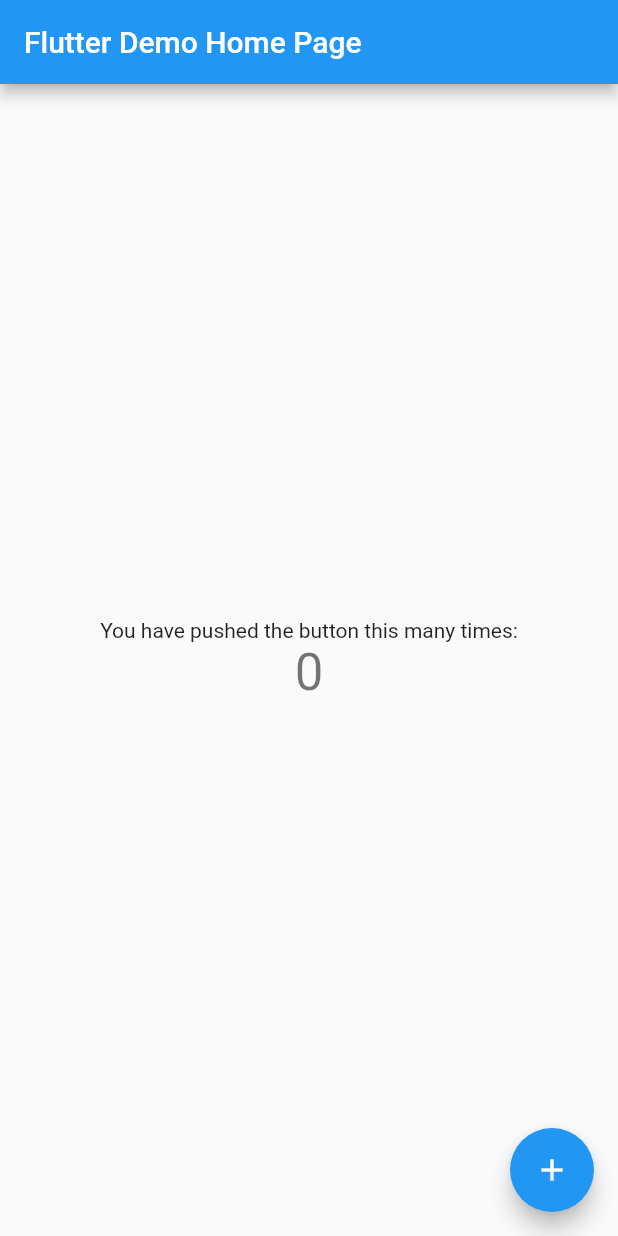
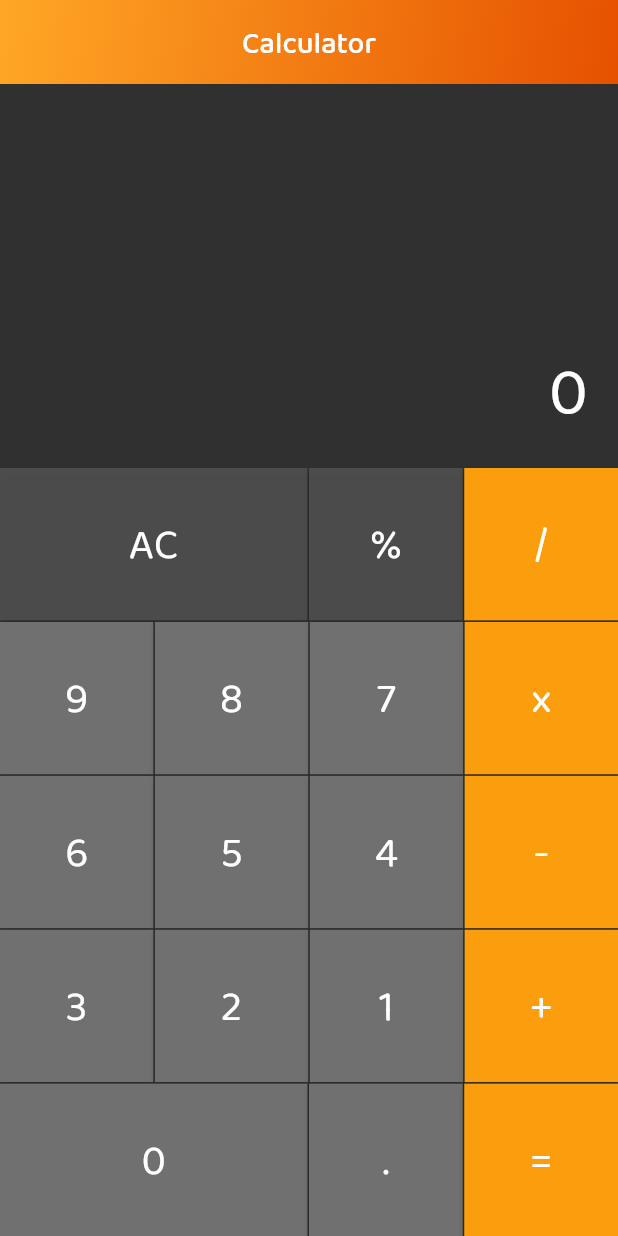
Before and after one commit to caiquesilvahue/calculator, a Flutter app: the screen it shows after launch, on a phone screen of 412 x 824 dp. Run offline on Flutter 3.47's test engine with Material 2 defaults, Android fonts, the phone set to English and light mode, and no system bars.

Commit message:
Feature/Calculator v.1

```diff
--- /dev/null
+++ b/lib/app_theme.dart
@@ -0,0 +1,20 @@
+import 'package:flutter/material.dart';
+
+final ThemeData appTheme = ThemeData(
+  fontFamily: 'BalooChettan2',
+  textTheme: const TextTheme(
+    headline4: TextStyle(color: Colors.white, fontSize: 45),
+    headline5: TextStyle(color: Colors.white, fontSize: 28),
+  ),
+  elevatedButtonTheme: ElevatedButtonThemeData(
+    style: ButtonStyle(
+        padding: MaterialStateProperty.all(EdgeInsets.zero),
+        shape: MaterialStateProperty.all(const RoundedRectangleBorder(
+          borderRadius: BorderRadius.zero,
+        ))),
+  ),
+);
+
+const Color topButtonColor = Color.fromARGB(216, 82, 82, 82);
+const Color functionButtonColor = Color.fromRGBO(250, 158, 13, 1);
+const Color numberButtonColor = Color.fromRGBO(112, 112, 112, 50);
--- /dev/null
+++ b/lib/components/button.dart
@@ -0,0 +1,49 @@
+import 'package:flutter/material.dart';
+
+import '../app_theme.dart';
+
+class Button extends StatelessWidget {
+  final String? text;
+  final bool big;
+  final Color color;
+  final void Function(String)? callBack;
+
+  const Button({
+    super.key,
+    required this.text,
+    this.big = false,
+    this.color = numberButtonColor,
+    required this.callBack,
+  });
+
+  const Button.big({
+    super.key,
+    required this.text,
+    this.big = true,
+    this.color = topButtonColor,
+    required this.callBack,
+  });
+
+  const Button.operation({
+    super.key,
+    required this.text,
+    this.big = false,
+    this.color = functionButtonColor,
+    required this.callBack,
+  });
+
+  @override
+  Widget build(BuildContext context) {
+    return Expanded(
+      flex: big ? 2 : 1,
+      child: ElevatedButton(
+        style: ButtonStyle(backgroundColor: MaterialStateProperty.all(color)),
+        child: Text(
+          text!,
+          style: Theme.of(context).textTheme.headline5,
+        ),
+        onPressed: () => callBack!(text!),
+      ),
+    );
+  }
+}
--- /dev/null
+++ b/lib/components/button_row.dart
@@ -0,0 +1,23 @@
+import 'package:flutter/material.dart';
+
+import 'button.dart';
+
+class ButtonRow extends StatelessWidget {
+  final List<Button>? buttons;
+  const ButtonRow({super.key, this.buttons});
+
+  @override
+  Widget build(BuildContext context) {
+    return Expanded(
+      child: Row(
+        crossAxisAlignment: CrossAxisAlignment.stretch,
+        children: buttons!.fold(<Widget>[], (list, button) {
+          list.isEmpty
+              ? list.add(button)
+              : list.addAll([const SizedBox(width: 1), button]);
+          return list;
+        }),
+      ),
+    );
+  }
+}
--- /dev/null
+++ b/lib/components/display.dart
@@ -0,0 +1,24 @@
+import 'package:flutter/material.dart';
+
+class Display extends StatelessWidget {
+  final String? text;
+  const Display({super.key, this.text});
+
+  @override
+  Widget build(BuildContext context) {
+    return Expanded(
+      child: Container(
+        color: Colors.grey[850],
+        alignment: Alignment.bottomRight,
+        padding: const EdgeInsets.all(20),
+        child: FittedBox(
+          fit: BoxFit.fill,
+          child: Text(
+            text!,
+            style: Theme.of(context).textTheme.headline4,
+          ),
+        ),
+      ),
+    );
+  }
+}
--- /dev/null
+++ b/lib/components/keyboard.dart
@@ -0,0 +1,66 @@
+import 'package:flutter/material.dart';
+
+import '../app_theme.dart';
+import 'button.dart';
+import 'button_row.dart';
+
+class Keyboard extends StatelessWidget {
+  final void Function(String)? callBack;
+  const Keyboard({super.key, this.callBack});
+
+  @override
+  Widget build(BuildContext context) {
+    return Expanded(
+        flex: 2,
+        child: Column(
+          children: [
+            ButtonRow(
+              buttons: [
+                Button.big(text: 'AC', callBack: callBack),
+                Button(text: '%', color: topButtonColor, callBack: callBack),
+                Button.operation(text: '/', callBack: callBack),
+              ],
+            ),
+            const SizedBox(height: 1),
+            ButtonRow(
+              buttons: [
+                Button(text: '9', callBack: callBack),
+                Button(text: '8', callBack: callBack),
+                Button(text: '7', callBack: callBack),
+                Button.operation(text: 'x', callBack: callBack),
+              ],
+            ),
+            const SizedBox(height: 1),
+            ButtonRow(
+              buttons: [
+                Button(text: '6', callBack: callBack),
+                Button(text: '5', callBack: callBack),
+                Button(text: '4', callBack: callBack),
+                Button.operation(text: '-', callBack: callBack),
+              ],
+            ),
+            const SizedBox(height: 1),
+            ButtonRow(
+              buttons: [
+                Button(text: '3', callBack: callBack),
+                Button(text: '2', callBack: callBack),
+                Button(text: '1', callBack: callBack),
+                Button.operation(text: '+', callBack: callBack),
+              ],
+            ),
+            const SizedBox(height: 1),
+            ButtonRow(
+              buttons: [
+                Button.big(
+                    text: '0',
+                    big: true,
+                    color: numberButtonColor,
+                    callBack: callBack),
+                Button(text: '.', callBack: callBack),
+                Button.operation(text: '=', callBack: callBack),
+              ],
+            ),
+          ],
+        ));
+  }
+}
--- a/lib/main.dart
+++ b/lib/main.dart
@@ -1,115 +1,28 @@
 import 'package:flutter/material.dart';
+import 'package:flutter/services.dart';
+
+import 'app_theme.dart';
+import 'screens/calculator_page.dart';
 
 void main() {
   runApp(const MyApp());
+  SystemChrome.setSystemUIOverlayStyle(SystemUiOverlayStyle(
+      systemNavigationBarIconBrightness: Brightness.light,
+      systemNavigationBarColor: Colors.grey[850]));
 }
 
 class MyApp extends StatelessWidget {
   const MyApp({super.key});
 
-  // This widget is the root of your application.
   @override
   Widget build(BuildContext context) {
+    SystemChrome.setPreferredOrientations([DeviceOrientation.portraitUp]);
+
     return MaterialApp(
-      title: 'Flutter Demo',
-      theme: ThemeData(
-        // This is the theme of your application.
-        //
-        // Try running your application with "flutter run". You'll see the
-        // application has a blue toolbar. Then, without quitting the app, try
-        // changing the primarySwatch below to Colors.green and then invoke
-        // "hot reload" (press "r" in the console where you ran "flutter run",
-        // or simply save your changes to "hot reload" in a Flutter IDE).
-        // Notice that the counter didn't reset back to zero; the application
-        // is not restarted.
-        primarySwatch: Colors.blue,
-      ),
-      home: const MyHomePage(title: 'Flutter Demo Home Page'),
+      title: 'Calculator',
+      theme: appTheme,
+      home: const CalculatorPage(),
+      debugShowCheckedModeBanner: false,
     );
   }
 }
-
-class MyHomePage extends StatefulWidget {
-  const MyHomePage({super.key, required this.title});
-
-  // This widget is the home page of your application. It is stateful, meaning
-  // that it has a State object (defined below) that contains fields that affect
-  // how it looks.
-
-  // This class is the configuration for the state. It holds the values (in this
-  // case the title) provided by the parent (in this case the App widget) and
-  // used by the build method of the State. Fields in a Widget subclass are
-  // always marked "final".
-
-  final String title;
-
-  @override
-  State<MyHomePage> createState() => _MyHomePageState();
-}
-
-class _MyHomePageState extends State<MyHomePage> {
-  int _counter = 0;
-
-  void _incrementCounter() {
-    setState(() {
-      // This call to setState tells the Flutter framework that something has
-      // changed in this State, which causes it to rerun the build method below
-      // so that the display can reflect the updated values. If we changed
-      // _counter without calling setState(), then the build method would not be
-      // called again, and so nothing would appear to happen.
-      _counter++;
-    });
-  }
-
-  @override
-  Widget build(BuildContext context) {
-    // This method is rerun every time setState is called, for instance as done
-    // by the _incrementCounter method above.
-    //
-    // The Flutter framework has been optimized to make rerunning build methods
-    // fast, so that you can just rebuild anything that needs updating rather
-    // than having to individually change instances of widgets.
-    return Scaffold(
-      appBar: AppBar(
-        // Here we take the value from the MyHomePage object that was created by
-        // the App.build method, and use it to set our appbar title.
-        title: Text(widget.title),
-      ),
-      body: Center(
-        // Center is a layout widget. It takes a single child and positions it
-        // in the middle of the parent.
-        child: Column(
-          // Column is also a layout widget. It takes a list of children and
-          // arranges them vertically. By default, it sizes itself to fit its
-          // children horizontally, and tries to be as tall as its parent.
-          //
-          // Invoke "debug painting" (press "p" in the console, choose the
-          // "Toggle Debug Paint" action from the Flutter Inspector in Android
-          // Studio, or the "Toggle Debug Paint" command in Visual Studio Code)
-          // to see the wireframe for each widget.
-          //
-          // Column has various properties to control how it sizes itself and
-          // how it positions its children. Here we use mainAxisAlignment to
-          // center the children vertically; the main axis here is the vertical
-          // axis because Columns are vertical (the cross axis would be
-          // horizontal).
-          mainAxisAlignment: MainAxisAlignment.center,
-          children: <Widget>[
-            const Text(
-              'You have pushed the button this many times:',
-            ),
-            Text(
-              '$_counter',
-              style: Theme.of(context).textTheme.headline4,
-            ),
-          ],
-        ),
-      ),
-      floatingActionButton: FloatingActionButton(
-        onPressed: _incrementCounter,
-        tooltip: 'Increment',
-        child: const Icon(Icons.add),
-      ), // This trailing comma makes auto-formatting nicer for build methods.
-    );
-  }
-}
--- /dev/null
+++ b/lib/screens/calculator_page.dart
@@ -0,0 +1,49 @@
+import 'package:flutter/material.dart';
+
+import '../components/display.dart';
+import '../components/keyboard.dart';
+import '../models/memory.dart';
+
+class CalculatorPage extends StatefulWidget {
+  const CalculatorPage({super.key});
+
+  @override
+  State<CalculatorPage> createState() => _CalculatorPageState();
+}
+
+class _CalculatorPageState extends State<CalculatorPage> {
+  final Memory memory = Memory();
+
+  _onPressed(String command) {
+    setState(() {
+      memory.applyCommand(command);
+    });
+  }
+
+  @override
+  Widget build(BuildContext context) {
+    return Scaffold(
+      backgroundColor: Colors.grey[850],
+      appBar: AppBar(
+        title: const Text('Calculator'),
+        centerTitle: true,
+        elevation: 0,
+        flexibleSpace: Container(
+          decoration: BoxDecoration(
+            gradient: LinearGradient(
+              begin: Alignment.topLeft,
+              end: Alignment.bottomRight,
+              colors: [Colors.orange[400]!, Colors.orange[900]!],
+            ),
+          ),
+        ),
+      ),
+      body: Column(
+        children: [
+          Display(text: memory.value),
+          Keyboard(callBack: _onPressed),
+        ],
+      ),
+    );
+  }
+}
```
Also changed, not shown: lib/models/memory.dart (added, +155 -0 lines), pubspec.yaml (+6 -11 lines), assets/fonts/BalooChettan2-VariableFont_wght.ttf (added), pubspec.lock.
